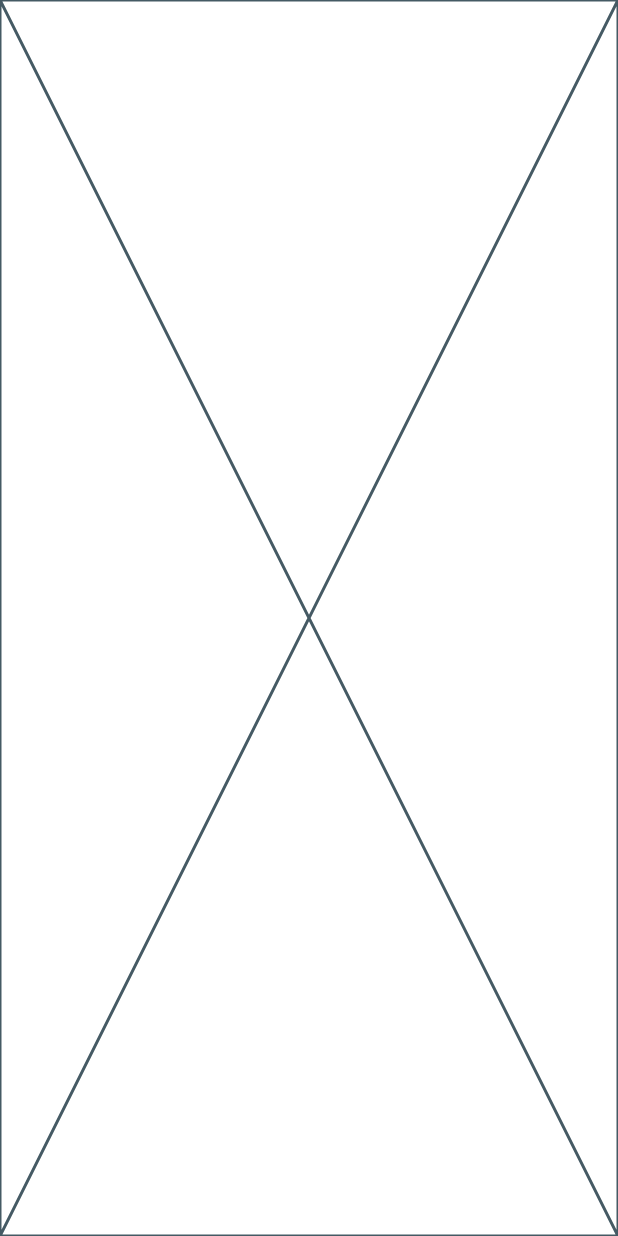
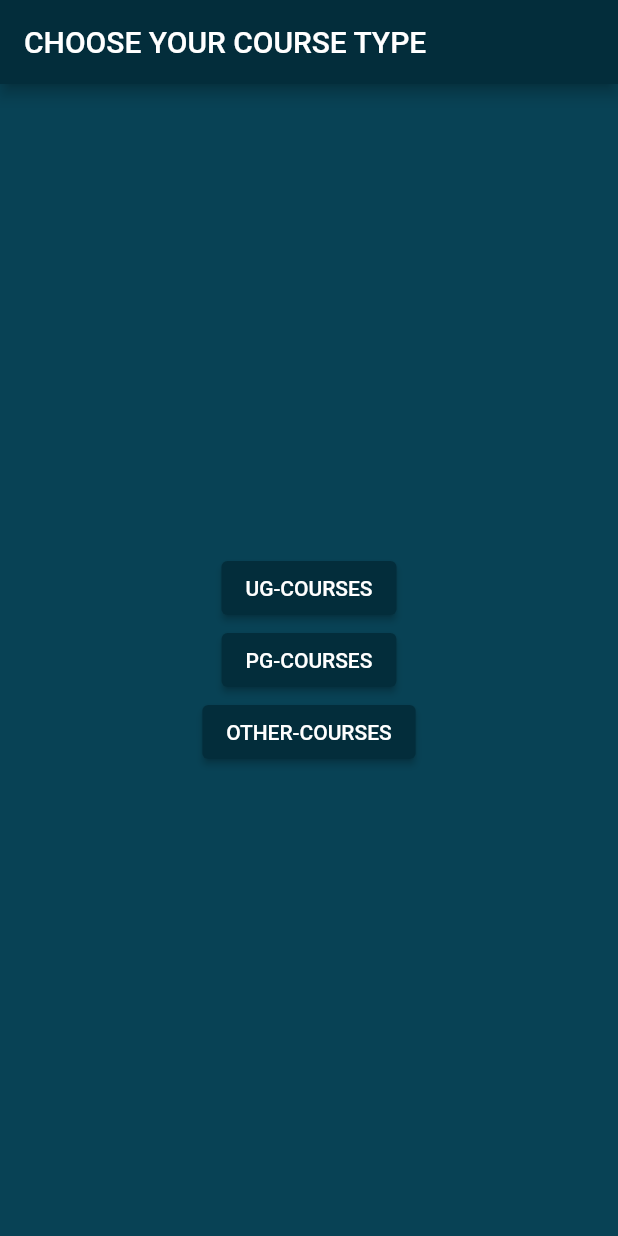
Before and after one commit to devil-preet/ExamPrep, a Flutter app: the screen it shows after launch, on a phone screen of 412 x 824 dp. Run offline on Flutter 3.47's test engine with Material 2 defaults, Android fonts, the phone set to English and light mode, and no system bars.

Commit message:
created some pages undergrad courses

```diff
--- a/lib/main.dart
+++ b/lib/main.dart
@@ -11,13 +11,9 @@ class MyApp extends StatelessWidget {
   // This widget is the root of your application.
   @override
   Widget build(BuildContext context) {
-    return MaterialApp(
-      title: 'Flutter Demo',
-      theme: ThemeData(
-        colorScheme: ColorScheme.fromSeed(seedColor: Colors.deepPurple),
-        useMaterial3: true,
-      ),
-      home: const Home_page(),
-    );
+    return const MaterialApp(
+        color: Color.fromARGB(255, 8, 66, 85),
+        debugShowCheckedModeBanner: false,
+        home: Home_Page());
   }
 }
--- a/lib/page/home_page.dart
+++ b/lib/page/home_page.dart
@@ -1,15 +1,82 @@
 import 'package:flutter/material.dart';
+import 'package:flutter/services.dart';
+import 'package:pup_prep/page/OTHERS/Other_courses.dart';
+import 'package:pup_prep/page/UG/UG_page.dart';
 
-class Home_page extends StatefulWidget {
-  const Home_page({super.key});
+import 'PG/PG_page.dart';
+
+class Home_Page extends StatefulWidget {
+  const Home_Page({super.key});
 
   @override
-  State<Home_page> createState() => _Home_pageState();
+  State<Home_Page> createState() => _Home_PageState();
 }
 
-class _Home_pageState extends State<Home_page> {
+class _Home_PageState extends State<Home_Page> {
   @override
   Widget build(BuildContext context) {
-    return const Placeholder();
+    SystemChrome.setSystemUIOverlayStyle(
+      const SystemUiOverlayStyle(
+          systemNavigationBarColor:
+              Color.fromARGB(255, 3, 45, 59) // Use any color
+          ),
+    );
+    return Scaffold(
+      backgroundColor: const Color.fromARGB(255, 8, 66, 85),
+      appBar: AppBar(
+          backgroundColor: const Color.fromARGB(255, 3, 45, 59),
+          title: const Text("CHOOSE YOUR COURSE TYPE ")),
+      body: SafeArea(
+        child: Center(
+          child: Column(
+            mainAxisAlignment: MainAxisAlignment.center,
+            crossAxisAlignment: CrossAxisAlignment.center,
+            children: [
+              // const SizedBox(height: 32),
+              ElevatedButton(
+                onPressed: () async {
+                  Navigator.pushReplacement(
+                    context,
+                    MaterialPageRoute(builder: (context) => UnderGrad()),
+                  );
+                },
+                style: ElevatedButton.styleFrom(
+                    backgroundColor: const Color.fromARGB(255, 3, 45, 59)),
+                child: const Text(
+                  "UG-COURSES",
+                ),
+              ),
+              ElevatedButton(
+                onPressed: () async {
+                  Navigator.pushReplacement(
+                    context,
+                    MaterialPageRoute(builder: (context) => PostGrad()),
+                  );
+                },
+                style: ElevatedButton.styleFrom(
+                    backgroundColor: const Color.fromARGB(255, 3, 45, 59)),
+                child: const Text(
+                  "PG-COURSES",
+                ),
+              ),
+              ElevatedButton(
+                onPressed: () async {
+                  Navigator.pushReplacement(
+                    context,
+                    MaterialPageRoute(
+                        builder: (context) => const OtherCourses()),
+                  );
+                },
+                style: ElevatedButton.styleFrom(
+                    backgroundColor: const Color.fromARGB(255, 3, 45, 59)),
+                child: const Text(
+                  "OTHER-COURSES",
+                ),
+              ),
+            ],
+          ),
+        ),
+      ),
+    );
   }
 }
```
Also changed, not shown: lib/page/OTHERS/Other_courses.dart (added, +15 -0 lines), lib/page/PG/PG_page.dart (added, +15 -0 lines), lib/page/UG/BCA/bca_course.dart (added, +174 -0 lines), lib/page/UG/BCA/fifth_sem.dart (added, +15 -0 lines), lib/page/UG/BCA/first_sem.dart (added, +15 -0 lines), lib/page/UG/BCA/fourth_sem.dart (added, +15 -0 lines), lib/page/UG/BCA/second_sem.dart (added, +15 -0 lines), lib/page/UG/BCA/sixth_sem.dart (added, +15 -0 lines), lib/page/UG/BCA/third_sem.dart (added, +15 -0 lines), lib/page/UG/UG_page.dart (added, +52 -0 lines), 1 other file.
